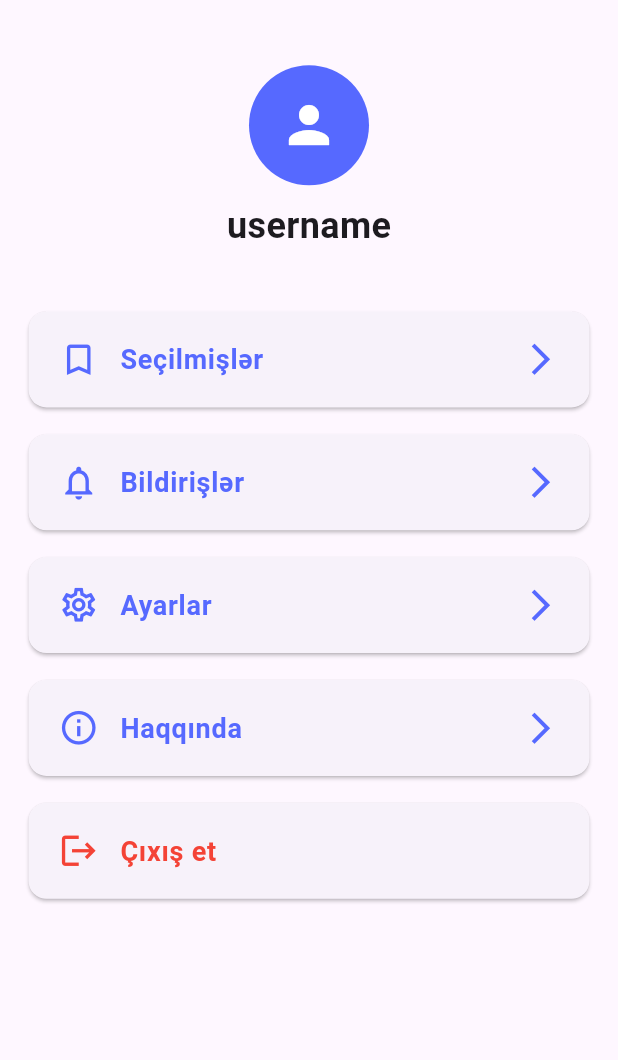
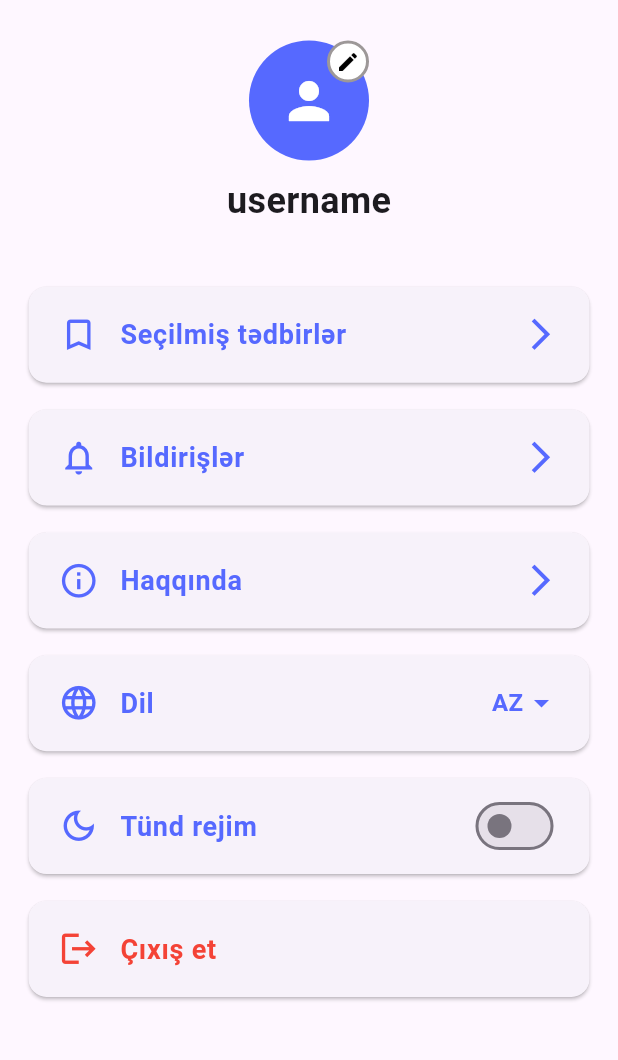
Before and after one commit to Kanan302/EventTrack-App, a Flutter app: the ProfileTab screen opened directly, on a phone screen of 412 x 824 dp, the part 66-1126 px from its top. Run offline on Flutter 3.47's test engine with Material 3 defaults, Android fonts, the light colour scheme and no system bars; our stand-ins replace another_flushbar, dio, equatable, flutter_bloc, flutter_secure_storage, flutter_svg and 3 more; accounts and stored records are empty.

Commit message:
feat: updated profile tab and related widgets with new features and routes

```diff
--- a/lib/app_router.dart
+++ b/lib/app_router.dart
@@ -1,5 +1,7 @@
 import 'package:ascca_app/features/home/create_event/presentation/pages/create_event.dart';
-import 'package:ascca_app/features/home/notifications/presentation/pages/notifications.dart';
+import 'package:ascca_app/features/home/profile_tab/features/about/about.dart';
+import 'package:ascca_app/features/home/profile_tab/features/bookmarked_events/bookmarked_events.dart';
+import 'package:ascca_app/features/home/profile_tab/features/notifications/presentation/pages/notifications.dart';
 import 'package:flutter_bloc/flutter_bloc.dart';
 import 'package:flutter_secure_storage/flutter_secure_storage.dart';
 import 'package:go_router/go_router.dart';
@@ -101,6 +103,15 @@ class AppRouter {
         path: AppRoutes.notification.path,
         builder: (context, state) => NotificationsPage(),
       ),
+
+      GoRoute(
+        path: AppRoutes.about.path,
+        builder: (context, state) => AboutPage(),
+      ),
+      GoRoute(
+        path: AppRoutes.bookmarkedEvents.path,
+        builder: (context, state) => BookmarkedEventsPage(),
+      ),
     ],
   );
 }
--- a/lib/core/constants/app_routes.dart
+++ b/lib/core/constants/app_routes.dart
@@ -8,7 +8,9 @@ enum AppRoutes {
   newPassword(path: '/newPassword'),
   home(path: '/home'),
   createEvent(path: '/createEvent'),
-  notification(path: '/notification');
+  notification(path: '/notification'),
+  about(path: '/about'),
+  bookmarkedEvents(path: '/bookmarkedEvents');
 
   const AppRoutes({required this.path});
   final String path;
--- a/lib/core/constants/app_texts.dart
+++ b/lib/core/constants/app_texts.dart
@@ -52,9 +52,10 @@ class AppTexts {
   static const String profile = 'Profil';
 
   // profile
-  static const String bookmark = 'Seçilmişlər';
-  static const String settings = 'Ayarlar';
+  static const String bookmarkedEvents = 'Seçilmiş tədbirlər';
+  static const String notifications = 'Bildirişlər';
+  static const String about = 'Haqqında';
+  static const String language = 'Dil';
+  static const String darkMode = 'Tünd rejim';
   static const String logOut = 'Çıxış et';
-  static const String about = 'Haqqında';
-  static const String notifications = 'Bildirişlər';
 }
--- /dev/null
+++ b/lib/features/home/profile_tab/features/about/about.dart
@@ -0,0 +1,14 @@
+import 'package:ascca_app/core/constants/app_texts.dart';
+import 'package:flutter/material.dart';
+
+class AboutPage extends StatelessWidget {
+  const AboutPage({super.key});
+
+  @override
+  Widget build(BuildContext context) {
+    return Scaffold(
+      appBar: AppBar(title: Text(AppTexts.about)),
+      body: SafeArea(child: Center(child: Text('about page'))),
+    );
+  }
+}
--- /dev/null
+++ b/lib/features/home/profile_tab/features/bookmarked_events/bookmarked_events.dart
@@ -0,0 +1,14 @@
+import 'package:ascca_app/core/constants/app_texts.dart';
+import 'package:flutter/material.dart';
+
+class BookmarkedEventsPage extends StatelessWidget {
+  const BookmarkedEventsPage({super.key});
+
+  @override
+  Widget build(BuildContext context) {
+    return Scaffold(
+      appBar: AppBar(title: Text(AppTexts.bookmarkedEvents)),
+      body: SafeArea(child: Center(child: Text('bookmarked events page'))),
+    );
+  }
+}
--- a/lib/features/home/notifications/presentation/pages/notifications.dart
+++ b/lib/features/home/profile_tab/features/notifications/presentation/pages/notifications.dart
@@ -1,4 +1,4 @@
-import 'package:ascca_app/features/home/notifications/presentation/widgets/notification_app_bar.dart';
+import 'package:ascca_app/features/home/profile_tab/features/notifications/presentation/widgets/notification_app_bar.dart';
 import 'package:flutter/material.dart';
 
 class NotificationsPage extends StatelessWidget {
--- a/lib/features/home/profile_tab/presentation/pages/profile_tab.dart
+++ b/lib/features/home/profile_tab/presentation/pages/profile_tab.dart
@@ -1,6 +1,6 @@
 import 'package:ascca_app/core/constants/app_colors.dart';
 import 'package:ascca_app/core/constants/app_routes.dart';
-import 'package:ascca_app/features/home/profile_tab/presentation/widgets/profile_card.dart';
+import 'package:ascca_app/features/home/profile_tab/presentation/widgets/profile_card_item.dart';
 import 'package:ascca_app/features/home/profile_tab/presentation/widgets/profile_log_out_dialog.dart';
 import 'package:ascca_app/features/home/profile_tab/presentation/widgets/profile_name.dart';
 import 'package:ascca_app/features/home/profile_tab/presentation/widgets/profile_photo.dart';
@@ -11,9 +11,18 @@ import 'package:go_router/go_router.dart';
 import '../../../../../core/constants/app_texts.dart';
 import '../widgets/profile_app_bar.dart';
 
-class ProfileTab extends StatelessWidget {
+class ProfileTab extends StatefulWidget {
+  const ProfileTab({super.key});
+
+  @override
+  State<ProfileTab> createState() => _ProfileTabState();
+}
+
+class _ProfileTabState extends State<ProfileTab> {
   final LogOut _logOut = LogOut();
-  ProfileTab({super.key});
+
+  final ValueNotifier<String> selectedLanguage = ValueNotifier<String>("AZ");
+  final ValueNotifier<bool> isDarkMode = ValueNotifier<bool>(false);
 
   @override
   Widget build(BuildContext context) {
@@ -28,35 +37,42 @@ class ProfileTab extends StatelessWidget {
               crossAxisAlignment: CrossAxisAlignment.center,
               spacing: height * 0.012,
               children: [
-                SizedBox(height: height * 0.008),
                 ProfilePhoto(),
                 ProfileName(),
                 SizedBox(height: height * 0.02),
-                ProfileCard(
+                ProfileCardItem(
                   leadingIcon: Icons.bookmark_outline,
                   leadingIconColor: AppColors.lavenderBlue,
-                  title: AppTexts.bookmark,
-                  onTap: () {},
+                  title: AppTexts.bookmarkedEvents,
+                  onTap: () => context.push(AppRoutes.bookmarkedEvents.path),
                 ),
-                ProfileCard(
+                ProfileCardItem(
                   leadingIcon: Icons.notifications_none_outlined,
                   leadingIconColor: AppColors.lavenderBlue,
                   title: AppTexts.notifications,
                   onTap: () => context.push(AppRoutes.notification.path),
                 ),
-                ProfileCard(
-                  leadingIcon: Icons.settings_outlined,
-                  leadingIconColor: AppColors.lavenderBlue,
-                  title: AppTexts.settings,
-                  onTap: () {},
-                ),
-                ProfileCard(
+                ProfileCardItem(
                   leadingIcon: Icons.info_outline,
                   leadingIconColor: AppColors.lavenderBlue,
                   title: AppTexts.about,
-                  onTap: () {},
+                  onTap: () => context.push(AppRoutes.about.path),
                 ),
-                ProfileCard(
+                ProfileCardItem(
+                  leadingIcon: Icons.language_outlined,
+                  leadingIconColor: AppColors.lavenderBlue,
+                  title: AppTexts.language,
+                  isLanguageSelection: true,
+                  selectedLanguage: selectedLanguage,
+                ),
+                ProfileCardItem(
+                  leadingIcon: Icons.dark_mode_outlined,
+                  leadingIconColor: AppColors.lavenderBlue,
+                  title: AppTexts.darkMode,
+                  isDarkMode: true,
+                  darkModeNotifier: isDarkMode,
+                ),
+                ProfileCardItem(
                   leadingIcon: Icons.logout,
                   leadingIconColor: AppColors.red,
                   title: AppTexts.logOut,
@@ -79,4 +95,10 @@ class ProfileTab extends StatelessWidget {
       ),
     );
   }
+
+  @override
+  void dispose() {
+    selectedLanguage.dispose();
+    super.dispose();
+  }
 }
--- a/lib/features/home/profile_tab/presentation/widgets/profile_card.dart
+++ /dev/null
@@ -1,54 +0,0 @@
-import 'package:ascca_app/core/constants/app_colors.dart';
-import 'package:flutter/material.dart';
-
-class ProfileCard extends StatelessWidget {
-  final IconData leadingIcon;
-  final String title;
-  final VoidCallback? onTap;
-  final Color? leadingIconColor;
-  final Color? textColor;
-  final bool showTrailing;
-
-  const ProfileCard({
-    super.key,
-    required this.leadingIcon,
-    required this.title,
-    this.onTap,
-    this.leadingIconColor,
-    this.textColor,
-    this.showTrailing = true,
-  });
-
-  @override
-  Widget build(BuildContext context) {
-    return Card(
-      elevation: 1,
-      child: ListTile(
-        contentPadding: const EdgeInsets.symmetric(vertical: 6, horizontal: 20),
-        visualDensity: VisualDensity.comfortable,
-        shape: OutlineInputBorder(
-          borderRadius: BorderRadius.circular(12),
-          borderSide: BorderSide.none,
-        ),
-        onTap: onTap,
-        title: Text(
-          title,
-          style: TextStyle(
-            fontSize: 18,
-            color: textColor ?? AppColors.lavenderBlue,
-            fontWeight: FontWeight.bold,
-          ),
-        ),
-        leading: Icon(leadingIcon, color: leadingIconColor, size: 27),
-        trailing:
-            showTrailing
-                ? Icon(
-                  Icons.arrow_forward_ios_outlined,
-                  color: AppColors.lavenderBlue,
-                  size: 25,
-                )
-                : null,
-      ),
-    );
-  }
-}
--- /dev/null
+++ b/lib/features/home/profile_tab/presentation/widgets/profile_card_item.dart
@@ -0,0 +1,108 @@
+import 'package:ascca_app/core/constants/app_colors.dart';
+import 'package:flutter/material.dart';
+
+class ProfileCardItem extends StatelessWidget {
+  final IconData leadingIcon;
+  final String title;
+  final VoidCallback? onTap;
+  final Color? leadingIconColor;
+  final Color? textColor;
+  final bool showTrailing;
+  final bool isLanguageSelection;
+  final ValueNotifier<String>? selectedLanguage;
+  final bool isDarkMode;
+  final ValueNotifier<bool>? darkModeNotifier;
+
+  const ProfileCardItem({
+    super.key,
+    required this.leadingIcon,
+    required this.title,
+    this.onTap,
+    this.leadingIconColor,
+    this.textColor,
+    this.showTrailing = true,
+    this.isLanguageSelection = false,
+    this.selectedLanguage,
+    this.isDarkMode = false,
+    this.darkModeNotifier,
+  });
+
+  @override
+  Widget build(BuildContext context) {
+    return Card(
+      elevation: 1,
+      child: ListTile(
+        contentPadding: const EdgeInsets.symmetric(vertical: 6, horizontal: 20),
+        visualDensity: VisualDensity.comfortable,
+        shape: OutlineInputBorder(
+          borderRadius: BorderRadius.circular(12),
+          borderSide: BorderSide.none,
+        ),
+        onTap: onTap,
+        title: Text(
+          title,
+          style: TextStyle(
+            fontSize: 18,
+            color: textColor ?? AppColors.lavenderBlue,
+            fontWeight: FontWeight.bold,
+          ),
+        ),
+        leading: Icon(leadingIcon, color: leadingIconColor, size: 27),
+        trailing:
+            isDarkMode && darkModeNotifier != null
+                ? ValueListenableBuilder<bool>(
+                  valueListenable: darkModeNotifier!,
+                  builder: (context, isDark, child) {
+                    return Switch(
+                      value: isDark,
+                      activeColor: AppColors.lavenderBlue,
+                      onChanged: (value) {
+                        darkModeNotifier!.value = value;
+                      },
+                    );
+                  },
+                )
+                : isLanguageSelection && selectedLanguage != null
+                ? ValueListenableBuilder<String>(
+                  valueListenable: selectedLanguage!,
+                  builder: (context, lang, child) {
+                    return DropdownButton<String>(
+                      value: lang,
+                      icon: const Icon(
+                        Icons.arrow_drop_down,
+                        color: AppColors.lavenderBlue,
+                      ),
+                      underline: Container(),
+                      onChanged: (newLang) {
+                        if (newLang != null && newLang != lang) {
+                          selectedLanguage!.value = newLang;
+                        }
+                      },
+                      items:
+                          ["AZ", "EN", "RU"].map((langCode) {
+                            return DropdownMenuItem<String>(
+                              value: langCode,
+                              child: Text(
+                                langCode,
+                                style: TextStyle(
+                                  fontSize: 16,
+                                  fontWeight: FontWeight.bold,
+                                  color: AppColors.lavenderBlue,
+                                ),
+                              ),
+                            );
+                          }).toList(),
+                    );
+                  },
+                )
+                : showTrailing
+                ? Icon(
+                  Icons.arrow_forward_ios_outlined,
+                  color: AppColors.lavenderBlue,
+                  size: 25,
+                )
+                : null,
+      ),
+    );
+  }
+}
--- a/lib/features/home/profile_tab/presentation/widgets/profile_photo.dart
+++ b/lib/features/home/profile_tab/presentation/widgets/profile_photo.dart
@@ -1,16 +1,101 @@
+import 'dart:io';
+
 import 'package:flutter/material.dart';
 
 import '../../../../../core/constants/app_colors.dart';
 
-class ProfilePhoto extends StatelessWidget {
+class ProfilePhoto extends StatefulWidget {
   const ProfilePhoto({super.key});
 
   @override
+  State<ProfilePhoto> createState() => _ProfilePhotoState();
+}
+
+class _ProfilePhotoState extends State<ProfilePhoto> {
+  final ValueNotifier<bool> _isEditing = ValueNotifier<bool>(false);
+  File? _image;
+
+  // Future<void> _pickImage() async {
+  //   final pickedFile = await ImagePicker().pickImage(
+  //     source: ImageSource.gallery,
+  //   );
+
+  //   if (pickedFile != null) {
+  //     setState(() {
+  //       _image = File(pickedFile.path);
+  //       _isEditing = false;
+  //     });
+  //   }
+  // }
+
+  void _toggleEditMode() {
+    _isEditing.value = !_isEditing.value;
+  }
+
+  @override
   Widget build(BuildContext context) {
-    return const CircleAvatar(
-      backgroundColor: AppColors.lavenderBlue,
-      radius: 40,
-      child: Icon(Icons.person, size: 40, color: AppColors.white),
+    return Stack(
+      children: [
+        ValueListenableBuilder(
+          valueListenable: _isEditing,
+          builder: (context, isEditing, child) {
+            return CircleAvatar(
+              backgroundColor: AppColors.lavenderBlue,
+              radius: 40,
+              backgroundImage: _image != null ? FileImage(_image!) : null,
+              child:
+                  _image == null
+                      ? Icon(
+                        isEditing ? Icons.upload : Icons.person,
+                        size: 40,
+                        color: AppColors.white,
+                      )
+                      : null,
+            );
+          },
+        ),
+        Positioned.fill(
+          child: ValueListenableBuilder(
+            valueListenable: _isEditing,
+            builder: (context, isEditing, child) {
+              return isEditing
+                  ? Material(
+                    color: AppColors.transparent,
+                    child: InkWell(
+                      onTap: () {},
+                      borderRadius: BorderRadius.circular(40),
+                    ),
+                  )
+                  : SizedBox.shrink();
+            },
+          ),
+        ),
+        Positioned(
+          right: 0,
+          top: 0,
+          child: GestureDetector(
+            onTap: _toggleEditMode,
+            child: ValueListenableBuilder(
+              valueListenable: _isEditing,
+              builder: (context, isEditing, child) {
+                return Container(
+                  decoration: BoxDecoration(
+                    shape: BoxShape.circle,
+                    color: AppColors.white,
+                    border: Border.all(color: AppColors.softGray, width: 2),
+                  ),
+                  padding: const EdgeInsets.all(4),
+                  child: Icon(
+                    isEditing ? Icons.close : Icons.edit,
+                    size: 16,
+                    color: AppColors.black,
+                  ),
+                );
+              },
+            ),
+          ),
+        ),
+      ],
     );
   }
 }
```
Also changed, not shown: lib/features/home/profile_tab/features/notifications/presentation/widgets/notification_app_bar.dart (renamed from lib/features/home/notifications/presentation/widgets/notification_app_bar.dart).
